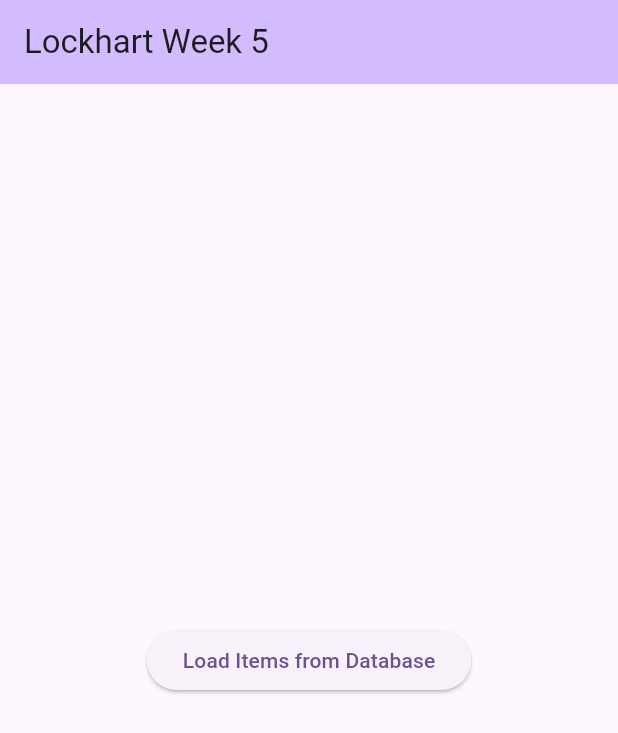
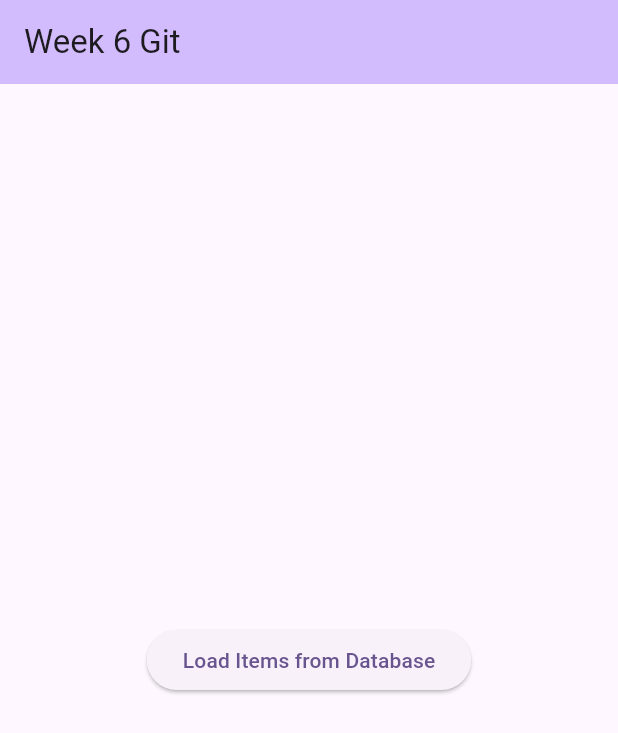
Before and after one commit to river-lockhart/Cmsc2204_Week5, a Flutter app: the screen it shows after launch, on a phone screen of 412 x 824 dp. Shown: the top 733 px of the screen. Run offline on Flutter 3.47's test engine with Material 2 defaults, Android fonts, the phone set to English and light mode, and no system bars.

Commit message:
Update main.dart

```diff
--- a/lib/main.dart
+++ b/lib/main.dart
@@ -15,7 +15,7 @@ class MyApp extends StatelessWidget {
         colorScheme: ColorScheme.fromSeed(seedColor: Colors.deepPurple),
         useMaterial3: true,
       ),
-      home: const MyHomePage(title: 'Lockhart Week 5'),
+      home: const MyHomePage(title: 'Week 6 Git'),
     );
   }
 }
```
